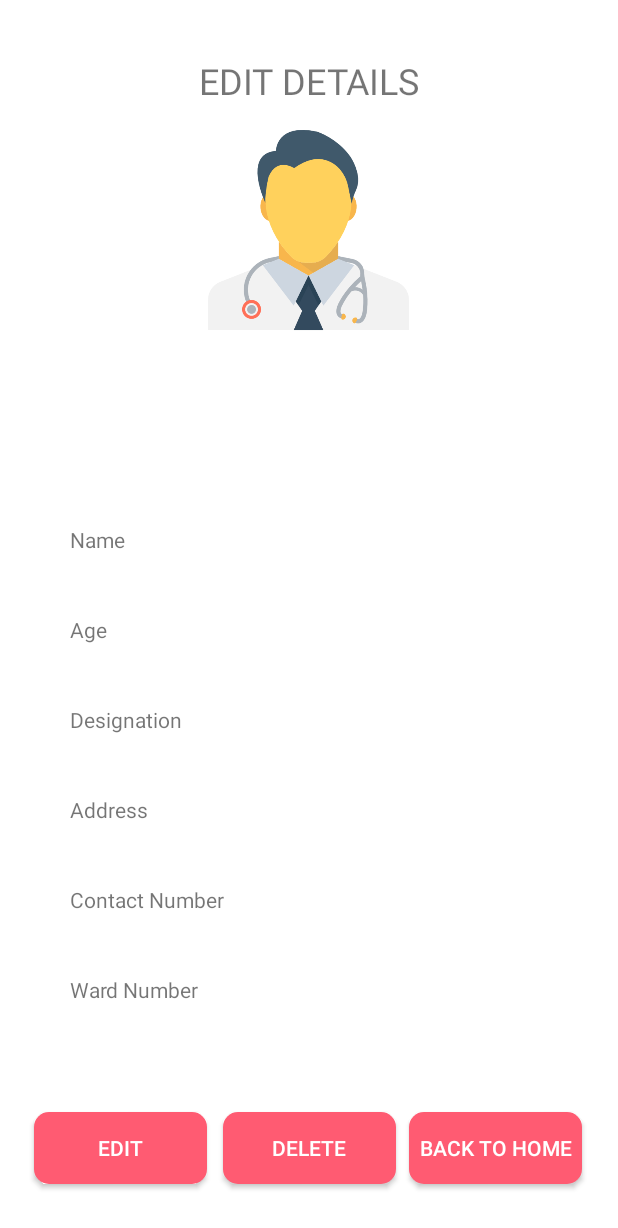
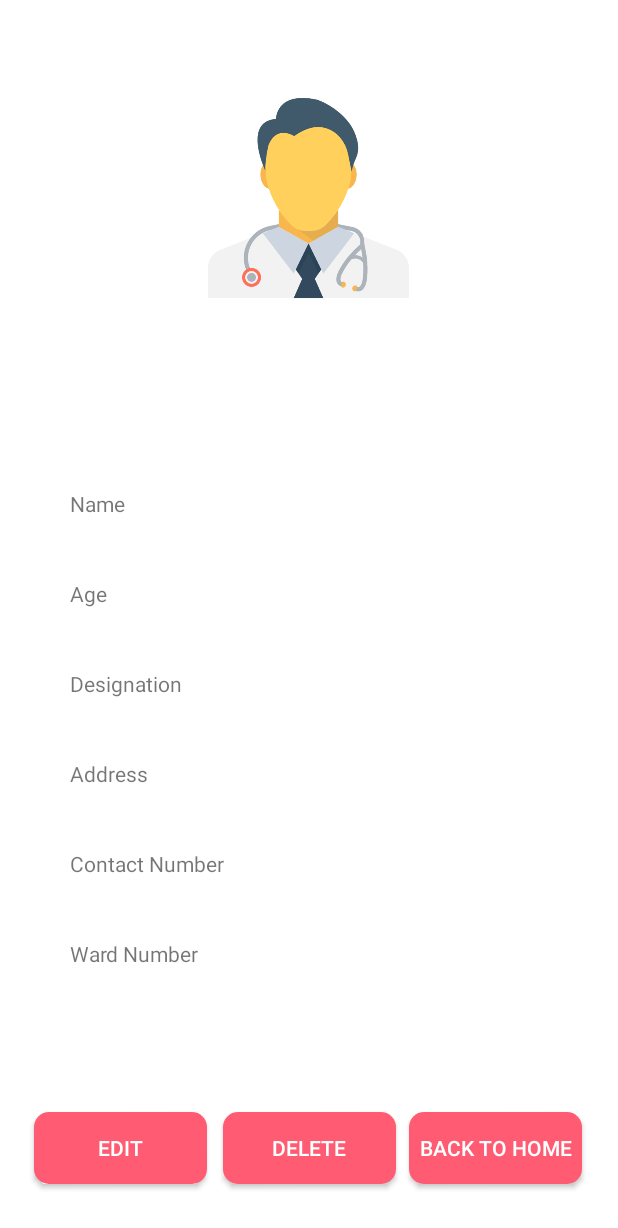
Before and after one commit to deSamds/Hospital-Management, an Android app: the layout activity_doctor_view.xml on its own in the app's theme, with its tools: preview values and no code run, on a phone screen of 412 x 824 dp. Shown: the top 1228 px of the screen. Run offline under Robolectric (Android 15) with nearby library versions, the phone set to English and light mode, and no system bars.

Commit message:
Fifth Commit - Staff and Appearence

```diff
--- a/app/src/main/java/com/example/hospital_management/doctor_viewAll.java
+++ b/app/src/main/java/com/example/hospital_management/doctor_viewAll.java
@@ -29,14 +29,12 @@ public class doctor_viewAll extends AppCompatActivity {
 
         listView = findViewById(R.id.listview);
         search = findViewById(R.id.doc_search);
+        home = findViewById(R.id.btnViewAll_home);
 
         dbhelper = new DatabaseHelper(this);
 
-        home = findViewById(R.id.btnViewAll_home);
-
         doc_arr = new ArrayList<>();
         doc_arr = dbhelper.getdoctorInfo();
-
         doc_adapter = new doctor_adapter(this,dbhelper.getdoctorInfo());
 
         listView.setAdapter(doc_adapter);
@@ -59,7 +57,7 @@ public class doctor_viewAll extends AppCompatActivity {
             public void onItemClick(AdapterView<?> parent, View view, int position, long id) {
                 //get the position on list items
                 doctors =  doc_adapter.getItem(position);
-                Intent intent = new Intent(doctor_viewAll.this,doctor_view.class);
+                Intent intent = new Intent(doctor_viewAll.this, doctor_view.class);
 
                 //set key and data from database
                 intent.putExtra("id",doctors.getId());
--- a/app/src/main/res/layout/activity_doctor_view.xml
+++ b/app/src/main/res/layout/activity_doctor_view.xml
@@ -21,7 +21,7 @@
         app:layout_constraintEnd_toEndOf="parent"
         app:layout_constraintStart_toStartOf="parent"
         app:layout_constraintTop_toTopOf="parent"
-        app:layout_constraintVertical_bias="0.772">
+        app:layout_constraintVertical_bias="0.713">
 
         <TextView
             android:id="@+id/doctor_id"
@@ -121,24 +121,6 @@
 
     </LinearLayout>
 
-    <TextView
-        android:id="@+id/TextView1"
-        android:layout_width="wrap_content"
-        android:layout_height="32dp"
-        android:layout_marginStart="8dp"
-        android:layout_marginLeft="8dp"
-        android:layout_marginTop="8dp"
-        android:layout_marginEnd="8dp"
-        android:layout_marginRight="8dp"
-        android:layout_marginBottom="8dp"
-        android:text="@string/edit_details"
-        android:textSize="24sp"
-        app:layout_constraintBottom_toBottomOf="parent"
-        app:layout_constraintEnd_toEndOf="parent"
-        app:layout_constraintStart_toStartOf="parent"
-        app:layout_constraintTop_toTopOf="parent"
-        app:layout_constraintVertical_bias="0.038" />
-
     <Button
         android:id="@+id/btn_edit"
         android:layout_width="115dp"
@@ -179,17 +161,15 @@
         android:layout_width="134dp"
         android:layout_height="156dp"
         android:layout_marginStart="8dp"
-        android:layout_marginLeft="8dp"
         android:layout_marginTop="8dp"
         android:layout_marginEnd="8dp"
-        android:layout_marginRight="8dp"
         android:layout_marginBottom="8dp"
         app:layout_constraintBottom_toBottomOf="parent"
         app:layout_constraintEnd_toEndOf="parent"
         app:layout_constraintHorizontal_bias="0.498"
         app:layout_constraintStart_toStartOf="parent"
         app:layout_constraintTop_toTopOf="parent"
-        app:layout_constraintVertical_bias="0.103"
+        app:layout_constraintVertical_bias="0.071"
         app:srcCompat="@drawable/doctor2" />
 
     <Button
--- a/app/src/main/res/layout/activity_hospital_management.xml
+++ b/app/src/main/res/layout/activity_hospital_management.xml
@@ -18,7 +18,7 @@
         app:layout_constraintEnd_toEndOf="parent"
         app:layout_constraintStart_toStartOf="parent"
         app:layout_constraintTop_toTopOf="parent"
-        app:layout_constraintVertical_bias="0.346"
+        app:layout_constraintVertical_bias="0.309"
         app:srcCompat="@drawable/logo" />
 
     <TextView
@@ -35,8 +35,8 @@
         android:textStyle="bold"
         app:layout_constraintBottom_toBottomOf="parent"
         app:layout_constraintEnd_toEndOf="parent"
-        app:layout_constraintHorizontal_bias="0.439"
+        app:layout_constraintHorizontal_bias="0.575"
         app:layout_constraintStart_toStartOf="parent"
         app:layout_constraintTop_toTopOf="parent"
-        app:layout_constraintVertical_bias="0.691" />
+        app:layout_constraintVertical_bias="0.665" />
 </androidx.constraintlayout.widget.ConstraintLayout>
--- a/app/src/main/res/layout/activity_main.xml
+++ b/app/src/main/res/layout/activity_main.xml
@@ -17,7 +17,7 @@
         android:background="@android:color/background_light"
         android:fontFamily="sans-serif-black"
         android:text="@string/mainMenu"
-        android:textColor="@android:color/system_notification_accent_color"
+        android:textColor="@color/colorPrimaryDark"
         android:textColorLink="#00000000"
         android:textSize="36sp"
         android:textStyle="bold"
@@ -26,7 +26,8 @@
         app:layout_constraintHorizontal_bias="0.497"
         app:layout_constraintStart_toStartOf="parent"
         app:layout_constraintTop_toTopOf="parent"
-        app:layout_constraintVertical_bias="0.124" />
+        app:layout_constraintVertical_bias="0.124"
+        tools:visibility="visible" />
 
     <LinearLayout
         android:id="@+id/linearLayout3"
--- a/app/src/main/res/layout/activity_staff__update.xml
+++ b/app/src/main/res/layout/activity_staff__update.xml
@@ -181,7 +181,7 @@
         android:layout_marginBottom="8dp"
         android:background="@color/btnLogin"
         android:text="@string/update_staff"
-        android:textColor="@color/colorAccent"
+        android:textColor="@android:color/background_light"
         android:textSize="14sp"
         android:textStyle="bold"
         app:layout_constraintBottom_toBottomOf="parent"
@@ -201,7 +201,7 @@
         android:layout_marginBottom="8dp"
         android:background="@color/btnLogin"
         android:text="@string/delete_staff"
-        android:textColor="@color/colorAccent"
+        android:textColor="@android:color/background_light"
         android:textSize="14sp"
         android:textStyle="bold"
         app:layout_constraintBottom_toBottomOf="parent"
--- a/app/src/main/res/layout/activity_staff_add.xml
+++ b/app/src/main/res/layout/activity_staff_add.xml
@@ -17,7 +17,7 @@
         android:layout_marginBottom="8dp"
         android:background="@color/btnLogin"
         android:text="@string/insert_staff"
-        android:textColor="@color/colorAccent"
+        android:textColor="@android:color/background_light"
         android:textSize="18sp"
         android:textStyle="bold"
         app:layout_constraintBottom_toBottomOf="parent"
```
Also changed, not shown: app/src/main/java/com/example/hospital_management/DatabaseHelper.java (+2 -15 lines), app/src/main/java/com/example/hospital_management/doctor_add.java (+3 -8 lines), app/src/main/java/com/example/hospital_management/doctor_edit.java (+6 -2 lines), app/src/main/res/layout/activity_doctor__main.xml (+10 -9 lines), app/src/main/res/layout/activity_doctor_add.xml (+2 -9 lines), app/src/main/res/layout/activity_login.xml (+25 -5 lines).
